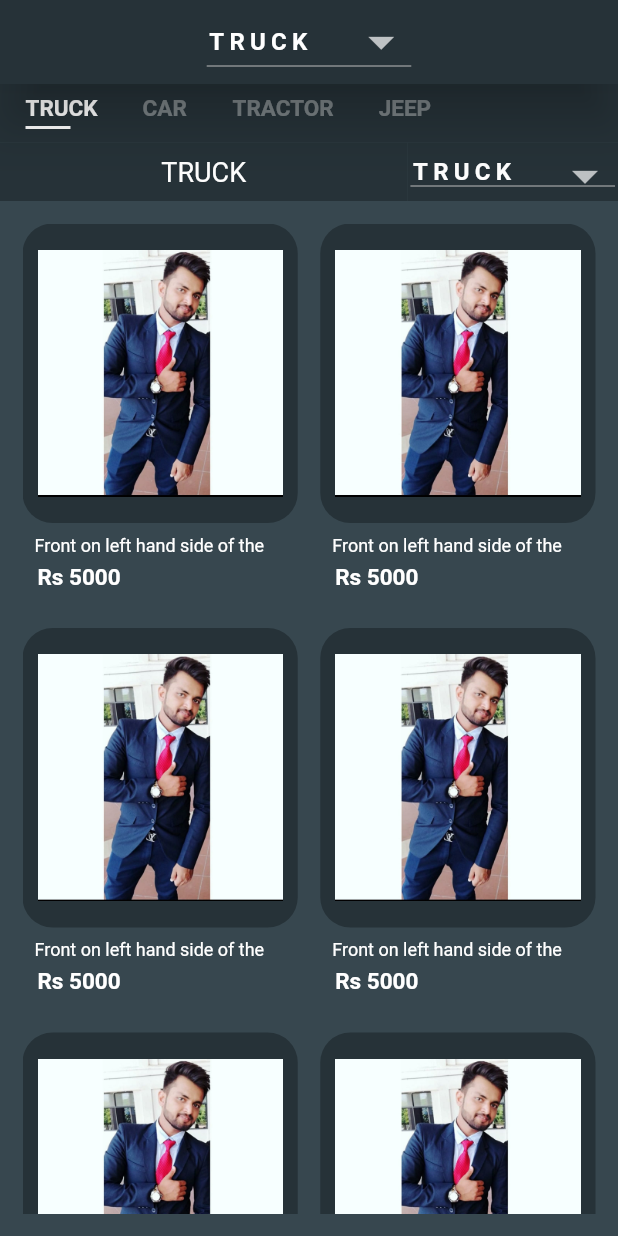
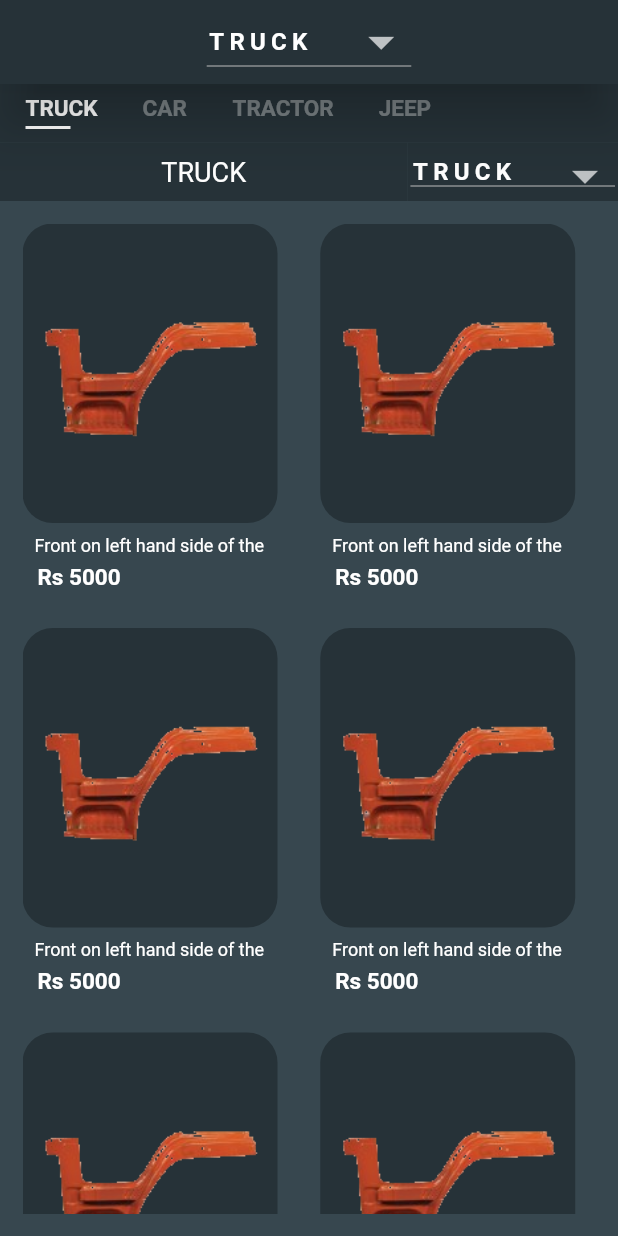
Before and after one commit to anas1606/Safa-Admin-App, a Flutter app: the Product screen opened directly, on a phone screen of 412 x 824 dp. Run offline on Flutter 3.47's test engine with Material 2 defaults, Android fonts, the phone set to English and light mode, and no system bars; our stand-ins replace fl_chart, flutter_spinkit, percent_indicator, shared_preferences, toast; accounts and stored records are empty.

Commit message:
image in iteam card

```diff
--- a/lib/DashBoard Internals/Product/iteamCard.dart
+++ b/lib/DashBoard Internals/Product/iteamCard.dart
@@ -18,11 +18,17 @@ class _IteamCardState extends State<IteamCard> {
         Expanded(
           child: Container(
             padding: EdgeInsets.all(10),
+            width: 170,
             decoration: BoxDecoration(
               color: Colors.blueGrey[900],
               borderRadius: BorderRadius.circular(20),
             ),
-            child: Image.asset("asset/pic2.jpeg"),
+            child: Image.asset("asset/fender.png"),
+            /*Icon(
+              Icons.image_outlined,
+              size: 80,
+              color: Colors.white10,
+            ),*/
           ),
         ),
         Padding(
```
Also changed, not shown: asset/fender.jpeg (added), asset/fender.png (added), asset/jam.jpeg (added).
